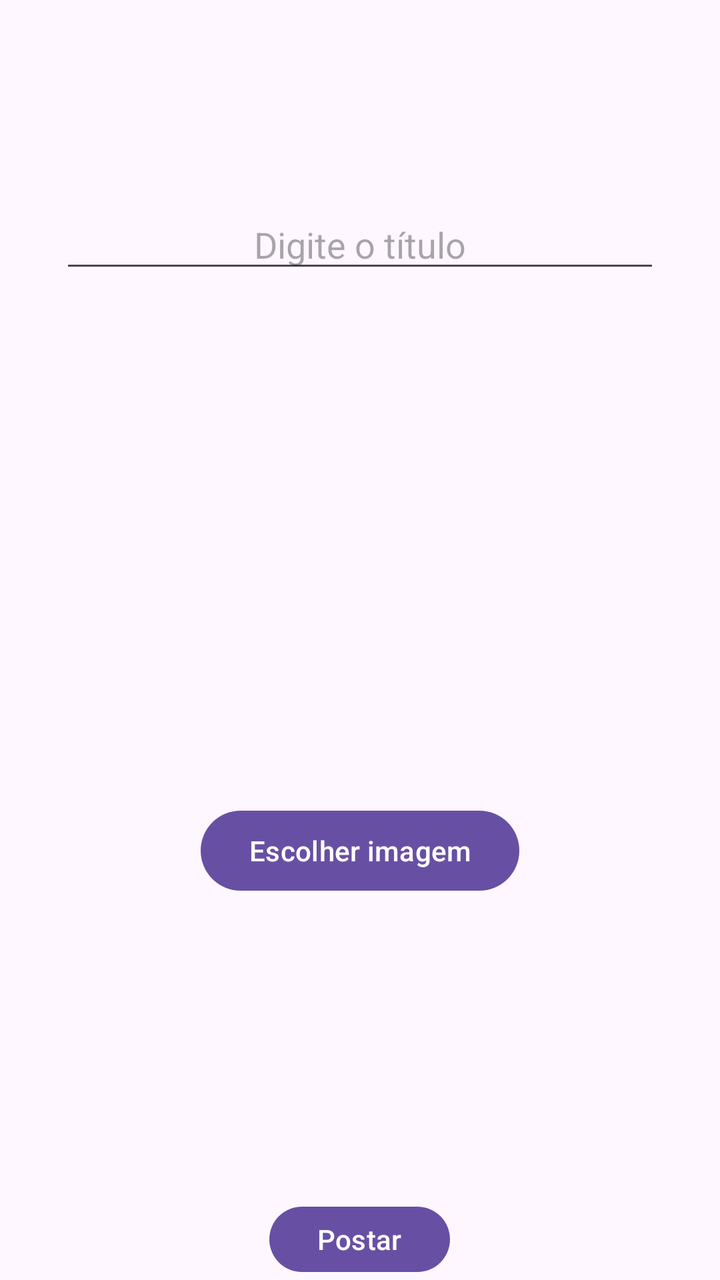
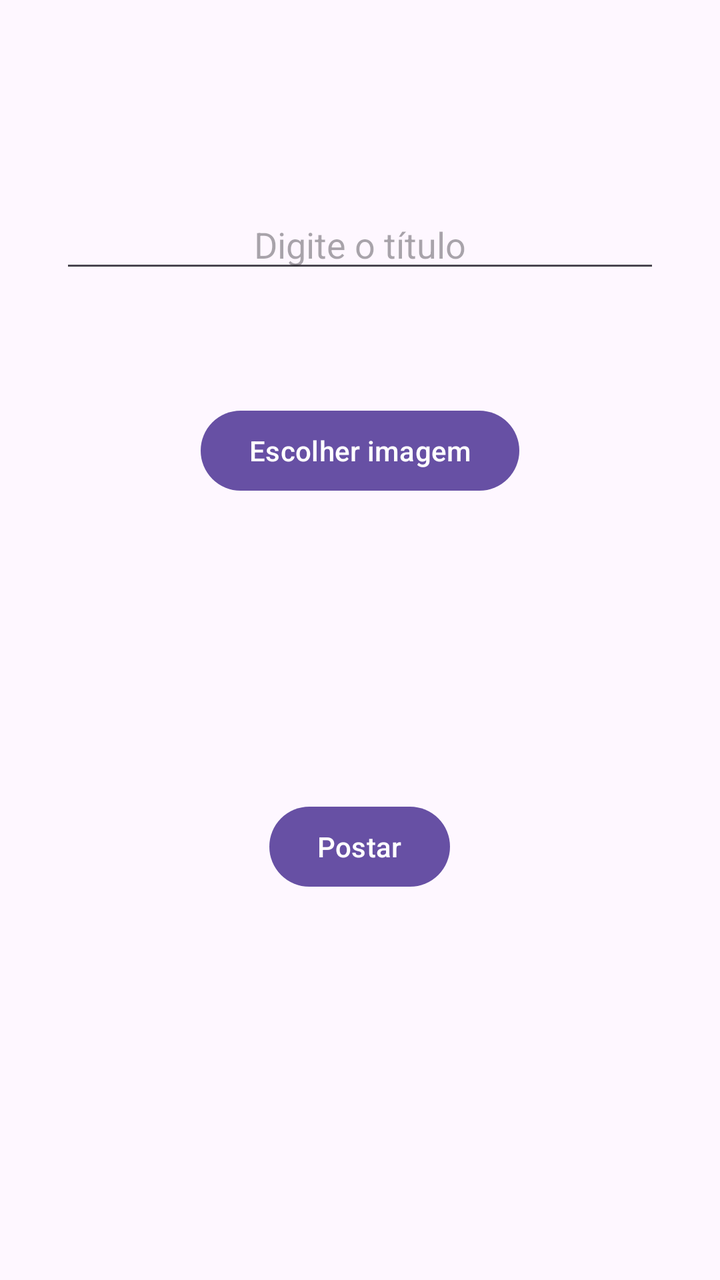

Compare the two renders of this Android layout. The source of the first and the diff that turns it into the second are given below.
<!-- AndroidManifest.xml: application theme Theme.FirebaseAuthApp -->
<!-- res/layout/activity_test_product.xml -->
<?xml version="1.0" encoding="utf-8"?>
<layout xmlns:android="http://schemas.android.com/apk/res/android"
    xmlns:app="http://schemas.android.com/apk/res-auto"
    xmlns:tools="http://schemas.android.com/tools">

    <LinearLayout
        android:layout_width="match_parent"
        android:layout_height="match_parent"
        android:orientation="vertical"
        android:gravity="center_horizontal">

        <EditText
            android:id="@+id/edtTitulo"
            android:layout_width="match_parent"
            android:layout_height="wrap_content"
            android:layout_marginHorizontal="30dp"
            android:textAlignment="center"
            android:hint="Digite o título"
            android:layout_marginTop="100dp"/>

        <ImageView
            android:id="@+id/imgPreview"
            android:layout_width="200dp"
            android:layout_height="200dp"
            android:layout_marginTop="10dp"/>

        <Button
            android:id="@+id/btnEscolher"
            android:layout_width="wrap_content"
            android:layout_height="wrap_content"
            android:text="Escolher imagem"
            android:layout_marginTop="50dp"/>

        <Button
            android:id="@+id/btnEnviar"
            android:layout_width="wrap_content"
            android:layout_height="wrap_content"
            android:text="Postar"
            android:layout_marginTop="150dp"/>

    </LinearLayout>

</layout>
<!-- resources referenced by this layout -->
<resources>
  <style name="Theme.FirebaseAuthApp" parent="Base.Theme.FirebaseAuthApp" />
  <style name="Base.Theme.FirebaseAuthApp" parent="Theme.Material3.DayNight.NoActionBar">
          
          
      </style>
</resources>

<!-- the commit's change to res/layout/activity_test_product.xml (unified diff, before → after) -->
@@ -3,41 +3,49 @@
     xmlns:app="http://schemas.android.com/apk/res-auto"
     xmlns:tools="http://schemas.android.com/tools">
 
-    <LinearLayout
+    <ScrollView
         android:layout_width="match_parent"
-        android:layout_height="match_parent"
-        android:orientation="vertical"
-        android:gravity="center_horizontal">
+        android:layout_height="match_parent">
 
-        <EditText
-            android:id="@+id/edtTitulo"
+        <LinearLayout
             android:layout_width="match_parent"
-            android:layout_height="wrap_content"
-            android:layout_marginHorizontal="30dp"
-            android:textAlignment="center"
-            android:hint="Digite o título"
-            android:layout_marginTop="100dp"/>
+            android:layout_height="match_parent"
+            android:orientation="vertical"
+            android:gravity="center_horizontal">
 
-        <ImageView
-            android:id="@+id/imgPreview"
-            android:layout_width="200dp"
-            android:layout_height="200dp"
-            android:layout_marginTop="10dp"/>
+            <EditText
+                android:id="@+id/edtTitulo"
+                android:layout_width="match_parent"
+                android:layout_height="wrap_content"
+                android:layout_marginHorizontal="30dp"
+                android:textAlignment="center"
+                android:hint="Digite o título"
+                android:layout_marginTop="100dp"/>
 
-        <Button
-            android:id="@+id/btnEscolher"
-            android:layout_width="wrap_content"
-            android:layout_height="wrap_content"
-            android:text="Escolher imagem"
-            android:layout_marginTop="50dp"/>
+            <ImageView
+                android:id="@+id/imgPreview"
+                android:layout_width="wrap_content"
+                android:layout_height="wrap_content"
+                android:scaleType="fitXY"
+                android:layout_marginTop="10dp"/>
 
-        <Button
-            android:id="@+id/btnEnviar"
-            android:layout_width="wrap_content"
-            android:layout_height="wrap_content"
-            android:text="Postar"
-            android:layout_marginTop="150dp"/>
+            <Button
+                android:id="@+id/btnEscolher"
+                android:layout_width="wrap_content"
+                android:layout_height="wrap_content"
+                android:text="Escolher imagem"
+                android:layout_marginTop="50dp"/>
 
-    </LinearLayout>
+            <Button
+                android:id="@+id/btnEnviar"
+                android:layout_width="wrap_content"
+                android:layout_height="wrap_content"
+                android:text="Postar"
+                android:layout_marginTop="150dp"
+                android:layout_marginBottom="30dp"/>
+
+        </LinearLayout>
+
+    </ScrollView>
 
 </layout>
<!-- resource entries referenced after the edit -->
@@ -3,7 +3,18 @@
   <style name="Theme.FirebaseAuthApp" parent="Base.Theme.FirebaseAuthApp" />
   <style name="Base.Theme.FirebaseAuthApp" parent="Theme.Material3.DayNight.NoActionBar">
           
+          <item name="android:statusBarColor">@color/status_bar_color</item>
+  
+  
           
+          <item name="android:windowLightStatusBar">true</item>
+  
+          
+          <item name="android:navigationBarColor">#00121212</item>
+  
+          
+          <item name="android:windowLightNavigationBar" tools:targetApi="27">true</item>
       </style>
+  <color name="status_bar_color">#121212</color>
 </resources>
 
